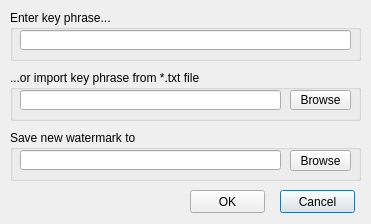
Before: the Qt Designer form Interface/makewm.ui in ilmarkov/DigitalWatermarking, drawn with Qt 5.
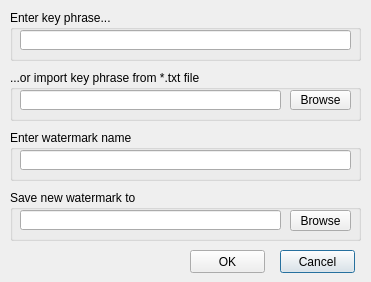
After: the same form once the commit is applied.

What changed in the file:
```diff
--- a/Interface/makewm.ui
+++ b/Interface/makewm.ui
@@ -7,7 +7,7 @@
     <x>0</x>
     <y>0</y>
     <width>371</width>
-    <height>224</height>
+    <height>282</height>
    </rect>
   </property>
   <property name="windowTitle">
@@ -88,7 +88,7 @@
    <property name="geometry">
     <rect>
      <x>280</x>
-     <y>190</y>
+     <y>250</y>
      <width>75</width>
      <height>23</height>
     </rect>
@@ -101,7 +101,7 @@
    <property name="geometry">
     <rect>
      <x>190</x>
-     <y>190</y>
+     <y>250</y>
      <width>75</width>
      <height>23</height>
     </rect>
@@ -114,7 +114,7 @@
    <property name="geometry">
     <rect>
      <x>10</x>
-     <y>130</y>
+     <y>190</y>
      <width>351</width>
      <height>51</height>
     </rect>
@@ -152,6 +152,32 @@
     </property>
    </widget>
   </widget>
+  <widget class="QGroupBox" name="enterName">
+   <property name="geometry">
+    <rect>
+     <x>10</x>
+     <y>130</y>
+     <width>351</width>
+     <height>51</height>
+    </rect>
+   </property>
+   <property name="title">
+    <string>Enter watermark name</string>
+   </property>
+   <widget class="QLineEdit" name="markName">
+    <property name="geometry">
+     <rect>
+      <x>10</x>
+      <y>20</y>
+      <width>331</width>
+      <height>20</height>
+     </rect>
+    </property>
+    <property name="echoMode">
+     <enum>QLineEdit::Normal</enum>
+    </property>
+   </widget>
+  </widget>
  </widget>
  <resources/>
  <connections>
```
